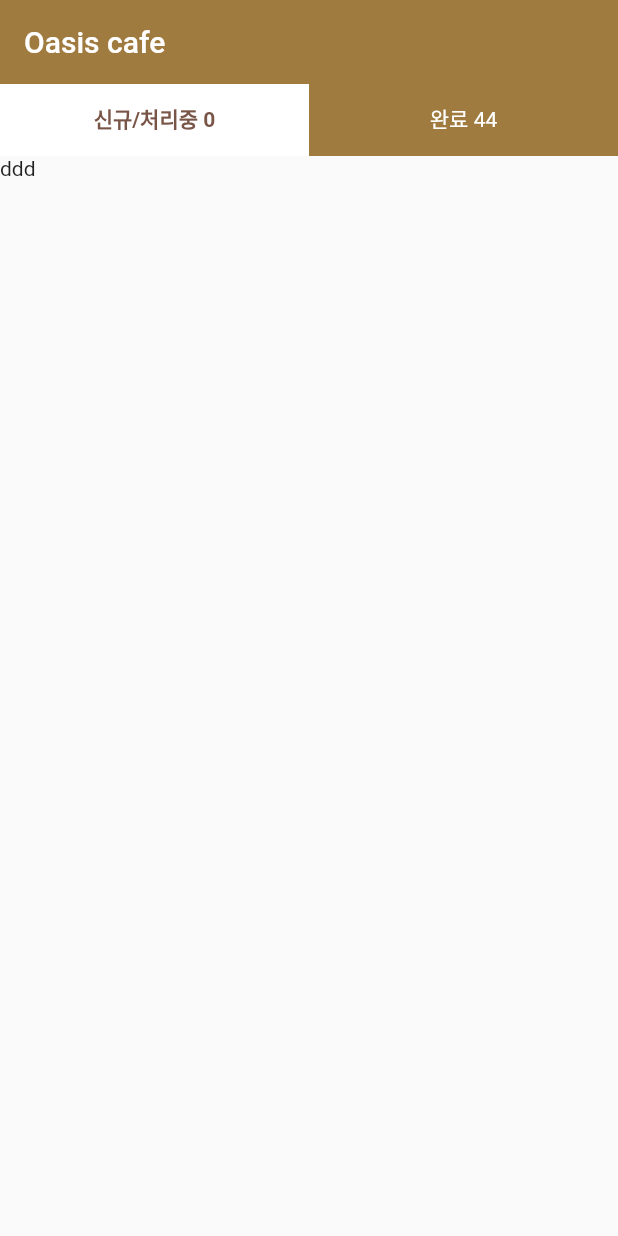
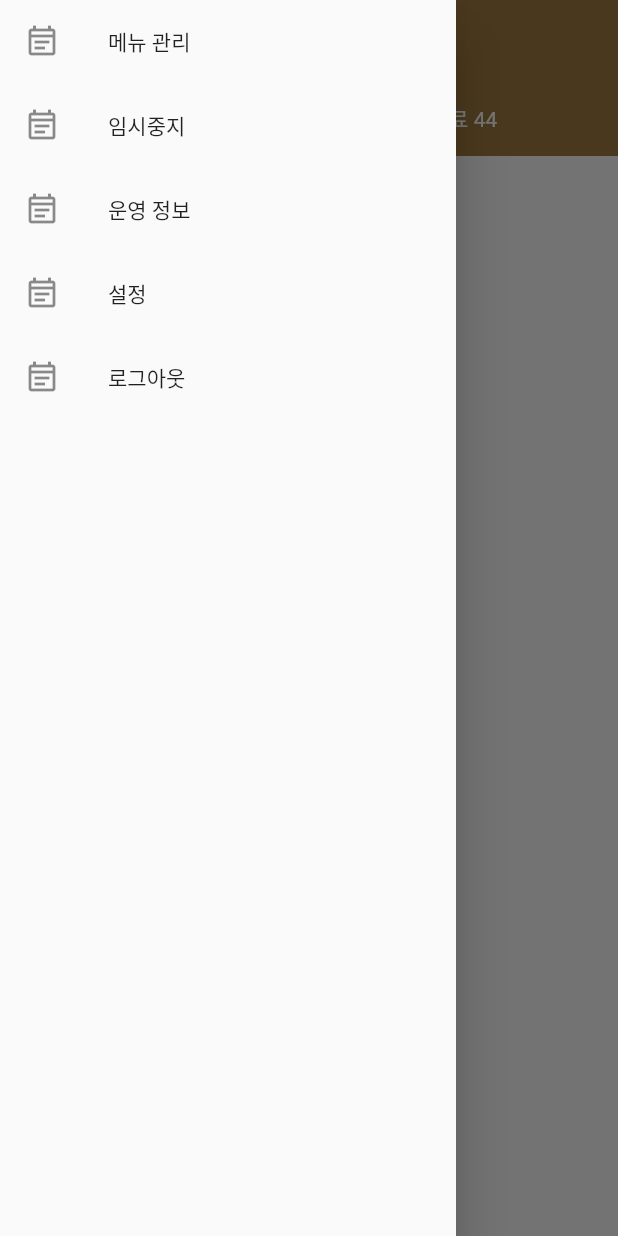
Before and after one commit to NalaJang/oasis_cafe_app_store, a Flutter app: the Home screen opened directly, with the side drawer open (before the commit the screen has no drawer), on a phone screen of 412 x 824 dp. Run offline on Flutter 3.47's test engine with Material 2 defaults, Android fonts, the phone set to English and light mode, and no system bars; our stand-ins replace cloud_firestore, firebase_auth, firebase_core, modal_progress_hud_nsn; accounts and stored records are empty; generated files the repository leaves out were written again.

Commit message:
Add:home 메뉴 UI-햄버거 메뉴 추가

```diff
--- a/lib/config/palette.dart
+++ b/lib/config/palette.dart
@@ -2,7 +2,7 @@ import 'package:flutter/painting.dart';
 
 class Palette {
   static const Color iconColor = Color(0xFFB6C7D1);
-  static const Color textColor1 = Color(0xFF232323);
+  static const Color textColor1 = Color(0xFFA07B40);
   static const Color textColor2 = Color(0XFFA7BCC7);
   static const Color buttonColor1 = Color(0xFFA07B40);
   static const Color backgroundColor1 = Color(0xFFA07B40);
--- a/lib/screens/home.dart
+++ b/lib/screens/home.dart
@@ -18,7 +18,7 @@ class _HomeState extends State<Home> {
       length: tabBarLength,
       child: Scaffold(
         appBar: AppBar(
-          automaticallyImplyLeading: false,
+          // automaticallyImplyLeading: false,
           backgroundColor: Palette.backgroundColor1,
           elevation: 0.0,
           title: Text('Oasis cafe'),
@@ -27,7 +27,7 @@ class _HomeState extends State<Home> {
             indicator: BoxDecoration(
               color: Colors.white
             ),
-            labelColor: Colors.brown,
+            labelColor: Palette.textColor1,
             unselectedLabelColor: Colors.white,
             labelStyle: TextStyle(
               fontWeight: FontWeight.bold,
@@ -43,9 +43,54 @@ class _HomeState extends State<Home> {
           ),
         ),
 
+        drawer: myDrawer(),
 
         body: Text('ddd'),
       ),
     );
   }
+
+  Drawer myDrawer() {
+    return Drawer(
+      child: ListView(
+        children: [
+
+          // 새 메뉴 추가, 메뉴 정보 수정, 메뉴 품절 등
+          ListTile(
+            leading: Icon(Icons.event_note_outlined),
+            title: Text('메뉴 관리'),
+            onTap: (){},
+          ),
+
+          // 사이렌 오더 받기 임시 중지
+          ListTile(
+            leading: Icon(Icons.event_note_outlined),
+            title: Text('임시중지'),
+            onTap: (){},
+          ),
+
+          // 운영 시간, 전화번호, 위치
+          ListTile(
+            leading: Icon(Icons.event_note_outlined),
+            title: Text('운영 정보'),
+            onTap: (){},
+          ),
+
+          // 사이렌 오더 알람 소리 설정, 앱 버전
+          ListTile(
+            leading: Icon(Icons.event_note_outlined),
+            title: Text('설정'),
+            onTap: (){},
+          ),
+
+          // 로그아웃
+          ListTile(
+            leading: Icon(Icons.event_note_outlined),
+            title: Text('로그아웃'),
+            onTap: (){},
+          ),
+        ],
+      ),
+    );
+  }
 }
```
